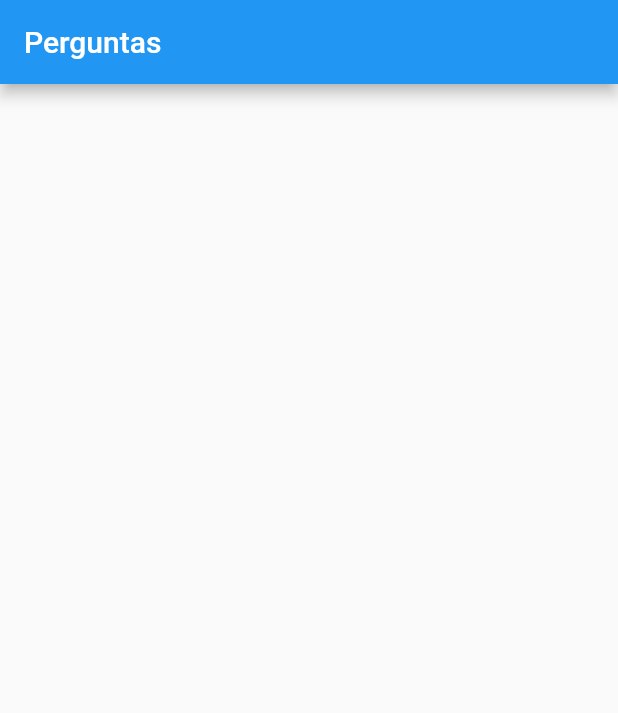
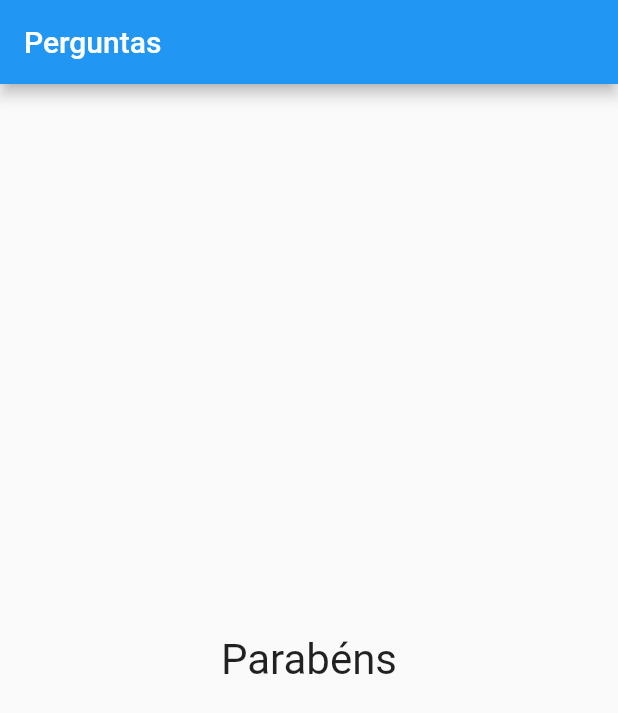
Before and after one commit to MatheusEstanislau/CursoFlutter, a Flutter app: the screen it shows after launch, after a tap on "Preto", after a tap on "Gato", after a tap on "Leo", on a phone screen of 412 x 824 dp. Shown: the top 713 px of the screen. Run offline on Flutter 3.47's test engine with Material 2 defaults, Android fonts, the phone set to English and light mode, and no system bars.

Commit message:
Aula 48: Exibindo Resultado.

```diff
--- a/pergunta_app/lib/main.dart
+++ b/pergunta_app/lib/main.dart
@@ -40,9 +40,8 @@ class _PerguntaAppState extends State<PerguntaApp> {
 
   @override
   Widget build(BuildContext context) {
-    List<String> respostas = questionExists
-        ? _perguntas[_perguntaselecionada]["resposta"]
-        : null;
+    List<String> respostas =
+        questionExists ? _perguntas[_perguntaselecionada]["resposta"] : null;
 
     return MaterialApp(
       home: Scaffold(
@@ -56,7 +55,14 @@ class _PerguntaAppState extends State<PerguntaApp> {
                   ...respostas.map((r) => Resposta(r, _responder)).toList(),
                 ],
               )
-            : null,
+            : Center(
+                child: Text(
+                  'Parabéns',
+                  style: TextStyle(
+                    fontSize: 28,
+                  ),
+                ),
+              ),
       ),
     );
   }
```
